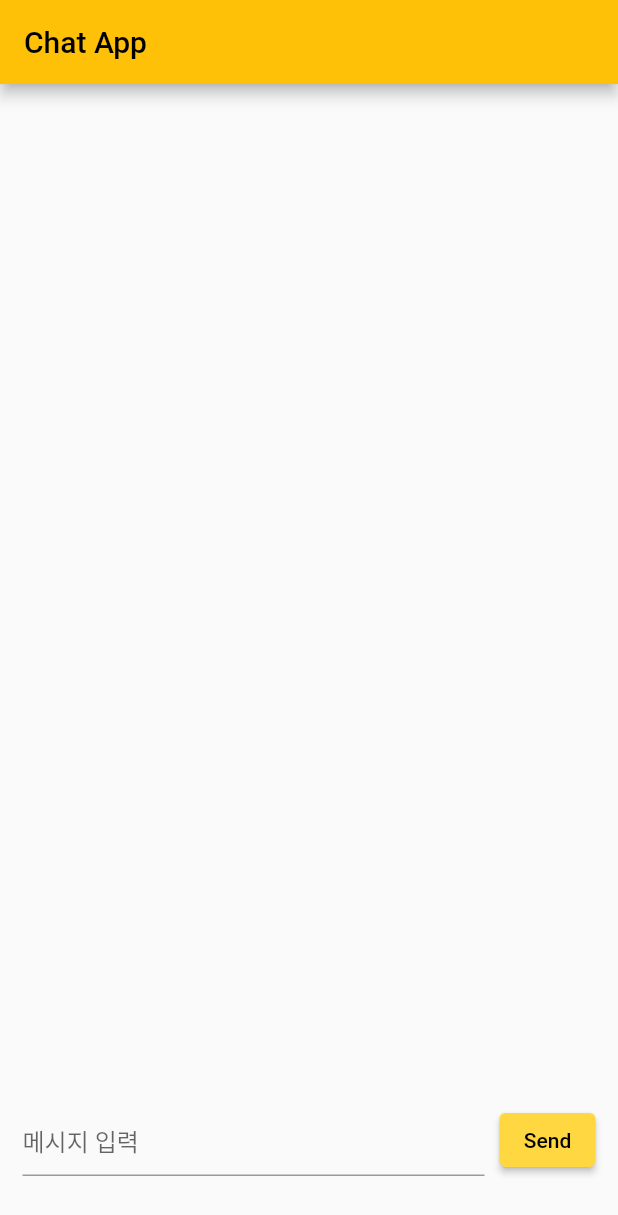
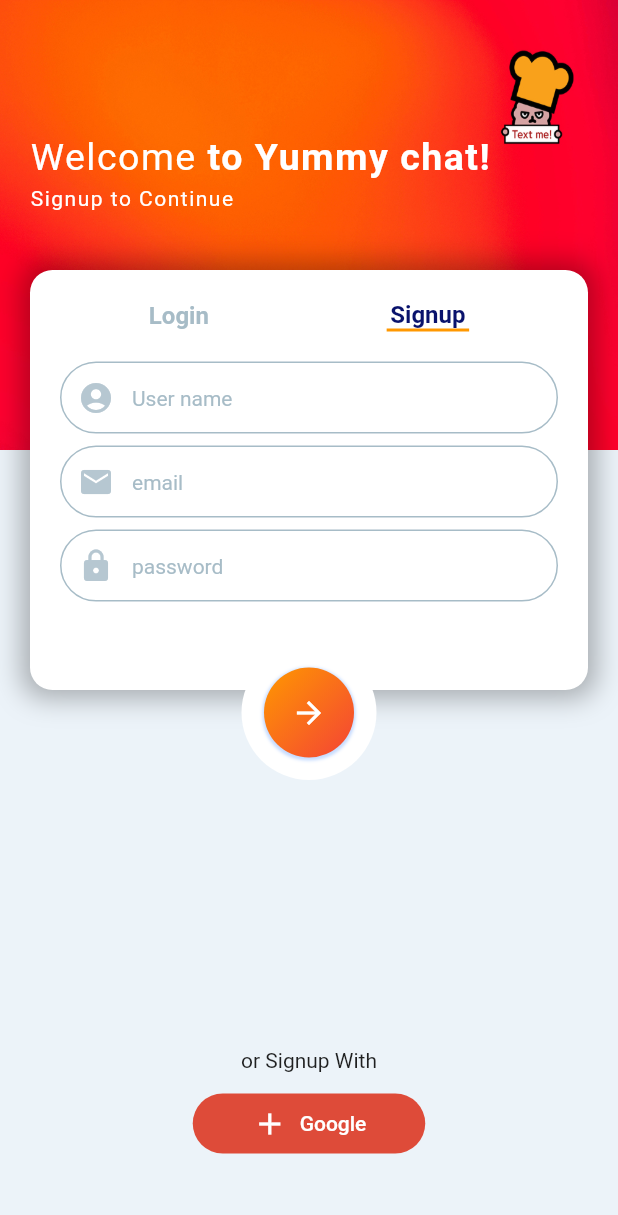
Before and after one commit to HashCitrine/flutter_study, a Flutter app: the screen it shows after launch, on a phone screen of 412 x 824 dp. Shown: the top 1215 px of the screen. Run offline on Flutter 3.47's test engine with Material 2 defaults, Android fonts, the phone set to English and light mode, and no system bars; our stand-ins replace logger, shared_preferences.

Commit message:
chef working...

```diff
--- a/lib/chat_chef/App.dart
+++ b/lib/chat_chef/App.dart
@@ -1,6 +1,7 @@
-import 'package:toonflix/chat_papa//Home.dart';
+
 import 'package:flutter/cupertino.dart';
 import 'package:flutter/material.dart';
+import 'package:flutter_study/chat_chef/page/Home.dart';
 
 class App extends StatelessWidget {
   const App({super.key});
@@ -8,12 +9,11 @@
   @override
   Widget build(BuildContext context) {
     return MaterialApp(
+      title: 'Chat Chef',
       theme: ThemeData(
-        primarySwatch: Colors.amber,
-        visualDensity: VisualDensity.adaptivePlatformDensity,
+        primarySwatch: Colors.blue,
       ),
-      home: Home(),
+      home: const Home(),
     );
   }
-
 }
--- a/lib/chat_chef/Home.dart
+++ /dev/null
@@ -1,12 +0,0 @@
-import 'package:flutter/cupertino.dart';
-import 'package:flutter/material.dart';
-
-class App extends StatelessWidget {
-  const App({super.key});
-
-
-  @override
-  Widget build(BuildContext context) {
-    return Container();
-  }
-}
--- /dev/null
+++ b/lib/chat_chef/constants/Palette.dart
@@ -0,0 +1,11 @@
+import 'package:flutter/cupertino.dart';
+
+class Palette {
+  static const Color iconColor = Color(0xFFB6C7D1);
+  static const Color activeColor = Color(0xFF09126C);
+  static const Color textColor1 = Color(0XFFA7BCC7);
+  static const Color textColor2 = Color(0XFF9BB3C0);
+  static const Color facebookColor = Color(0xFF3B5999);
+  static const Color googleColor = Color(0xFFDE4B39);
+  static const Color backgroundColor = Color(0xFFECF3F9);
+}
--- /dev/null
+++ b/lib/chat_chef/page/Home.dart
@@ -0,0 +1,319 @@
+import 'package:flutter/cupertino.dart';
+import 'package:flutter/material.dart';
+import 'package:flutter_study/chat_chef/constants/Palette.dart';
+import 'package:flutter_study/chat_chef/widget/home_form_field.dart';
+
+class Home extends StatefulWidget {
+  const Home({super.key});
+
+  @override
+  State<Home> createState() => _HomeState();
+}
+
+class _HomeState extends State<Home> {
+  bool isSignupScreen = true;
+  var signupHeight = 30.0;
+  int animationDuration = 200;
+
+  final _formKey = GlobalKey<FormState>();
+
+  void _tryValidation() {
+    final isValid = _formKey.currentState!.validate();
+    if(isValid) {
+      _formKey.currentState!.save();
+    }
+  }
+
+  @override
+  Widget build(BuildContext context) {
+    return Scaffold(
+      backgroundColor: Palette.backgroundColor,
+      body: GestureDetector(
+        onTap: () {
+          FocusScope.of(context).unfocus();
+        },
+        child: Stack(
+          children: [
+            AnimatedPositioned(
+              duration: Duration(milliseconds: animationDuration),
+              curve: Curves.easeIn,
+              // top: 0,
+              left: 0,
+              right: 0,
+              child: Container(
+                height: 300,
+                decoration: const BoxDecoration(
+                  image: DecorationImage(
+                    image: AssetImage('image/red.jpg'),
+                    fit: BoxFit.fill,
+                  ),
+                ),
+                child: Container(
+                  padding: const EdgeInsets.only(
+                    top: 90,
+                    left: 20,
+                  ),
+                  child: Column(
+                    crossAxisAlignment: CrossAxisAlignment.start,
+                    children: [
+                      RichText(
+                        text: TextSpan(
+                          text: 'Welcome',
+                          style: const TextStyle(
+                            letterSpacing: 1.0,
+                            fontSize: 25,
+                            color: Colors.white,
+                          ),
+                          children: [
+                            TextSpan(
+                              text: isSignupScreen ? ' to Yummy chat!' : ' back',
+                              style: const TextStyle(
+                                letterSpacing: 1.0,
+                                fontSize: 25,
+                                color: Colors.white,
+                                fontWeight: FontWeight.bold,
+                              ),
+                            ),
+                          ],
+                        ),
+                      ),
+                      const SizedBox(
+                        height: 5.0,
+                      ),
+                      Text(
+                        '${isSignupScreen ? 'Signup' : 'Signin'} to Continue',
+                        style: const TextStyle(
+                          letterSpacing: 1.0,
+                          color: Colors.white,
+                        ),
+                      ),
+                    ],
+                  ),
+                ),
+              ),
+            ),
+            AnimatedPositioned(
+              duration: Duration(microseconds: animationDuration),
+              curve: Curves.easeIn,
+              top: 180,
+              child: Container(
+                padding: const EdgeInsets.all(20.0),
+                height: 280.0 - (isSignupScreen ? 0 : signupHeight),
+                width: MediaQuery.of(context).size.width - 40,
+                margin: const EdgeInsets.symmetric(horizontal: 20.0),
+                decoration: BoxDecoration(
+                  color: Colors.white,
+                  borderRadius: BorderRadius.circular(15.0),
+                  boxShadow: [
+                    BoxShadow(
+                      color: Colors.black.withOpacity(0.3),
+                      blurRadius: 15,
+                      spreadRadius: 5,
+                    ),
+                  ],
+                ),
+                child: SingleChildScrollView(
+                  padding: EdgeInsets.only(bottom: 30),
+                  child: Column(
+                    children: [
+                      Row(
+                        mainAxisAlignment: MainAxisAlignment.spaceAround,
+                        children: [
+                          GestureDetector(
+                            onTap: () {
+                              setState(() {
+                                isSignupScreen = false;
+                              });
+                            },
+                            child: Column(
+                              children: [
+                                Text(
+                                  'Login',
+                                  style: TextStyle(
+                                      fontSize: 16,
+                                      fontWeight: FontWeight.bold,
+                                      color: isSignupScreen
+                                          ? Palette.textColor1
+                                          : Palette.activeColor),
+                                ),
+                                if (!isSignupScreen)
+                                  Container(
+                                    height: 2,
+                                    width: 55,
+                                    color: Colors.orange,
+                                  ),
+                              ],
+                            ),
+                          ),
+                          GestureDetector(
+                            onTap: () {
+                              setState(() {
+                                isSignupScreen = true;
+                              });
+                            },
+                            child: Column(
+                              children: [
+                                Text(
+                                  'Signup',
+                                  style: TextStyle(
+                                      fontSize: 16,
+                                      fontWeight: FontWeight.bold,
+                                      color: isSignupScreen
+                                          ? Palette.activeColor
+                                          : Palette.textColor1),
+                                ),
+                                if (isSignupScreen)
+                                  Container(
+                                    height: 2,
+                                    width: 55,
+                                    color: Colors.orange,
+                                  ),
+                              ],
+                            ),
+                          ),
+                        ],
+                      ),
+                      Container(
+                        margin: const EdgeInsets.only(top: 20),
+                        child: Form(
+                          key: _formKey,
+                          child: Column(
+                            children: [
+                              HomeFormField(
+                                validator: (value) {
+                                  if (value!.isEmpty || value.length < 4) {
+                                    return 'Please enter at least 4 Characters';
+                                  }
+                                  return null;
+                                },
+                                  keyVal: isSignupScreen ? 1 : 2,
+                                  icon: Icon(
+                                    Icons.account_circle,
+                                    color: Palette.iconColor,
+                                  ),
+                                  hint: 'User name'),
+                              SizedBox(
+                                height: 8,
+                              ),
+                              if (isSignupScreen)
+                                HomeFormField(
+                                    validator: (value) {
+                                      if (value!.isEmpty || value.contains('@')) {
+                                        return 'Please enter a valid email address';
+                                      }
+                                      return null;
+                                    },
+                                    keyVal: 3,
+                                    icon: Icon(
+                                      Icons.email,
+                                      color: Palette.iconColor,
+                                    ),
+                                    hint: 'email'),
+                              SizedBox(
+                                height: 8,
+                              ),
+                              HomeFormField(
+                                validator: (value) {
+                                  if(value!.isEmpty || value.length < 6) {
+                                    return 'Password must be as lease 7 characters long.';
+                                  }
+                                  return null;
+                                },
+                                  keyVal: isSignupScreen ? 4 : 5,
+                                  icon: Icon(
+                                    Icons.lock,
+                                    color: Palette.iconColor,
+                                  ),
+                                  hint: 'password'),
+                            ],
+                          ),
+                        ),
+                      ),
+                    ],
+                  ),
+                ),
+              ),
+            ),
+            AnimatedPositioned(
+              duration: Duration(milliseconds: animationDuration),
+              curve: Curves.easeIn,
+              top: 430 - (isSignupScreen ? 0 : signupHeight),
+              right: 0,
+              left: 0,
+              child: Center(
+                child: Container(
+                  padding: const EdgeInsets.all(15),
+                  height: 90,
+                  width: 90,
+                  decoration: BoxDecoration(
+                    color: Colors.white,
+                    borderRadius: BorderRadius.circular(50),
+                  ),
+                  child: GestureDetector(
+                    onTap: () {
+                      _tryValidation();
+                    },
+                    child: Container(
+                      decoration: BoxDecoration(
+                        gradient: const LinearGradient(
+                          colors: [Colors.orange, Colors.red],
+                          begin: Alignment.topLeft,
+                          end: Alignment.bottomRight,
+                        ),
+                        borderRadius: BorderRadius.circular(30),
+                        boxShadow: [
+                          BoxShadow(
+                            color: Colors.blueAccent.withOpacity(0.3),
+                            spreadRadius: 1,
+                            blurRadius: 1,
+                            offset: const Offset(0, 1),
+                          ),
+                        ],
+                      ),
+                      child: const Icon(
+                        Icons.arrow_forward,
+                        color: Colors.white,
+                      ),
+                    ),
+                  ),
+                ),
+              ),
+            ),
+            AnimatedPositioned(
+              duration: Duration(milliseconds: animationDuration),
+              curve: Curves.easeIn,
+              top: isSignupScreen ? MediaQuery.of(context).size.height - 125 : MediaQuery.of(context).size.height - 165,
+              right: 0,
+              left: 0,
+              child: Column(
+                children: [
+                  const Text('or Signup With'),
+                  const SizedBox(
+                    height: 10,
+                  ),
+                  TextButton.icon(
+                    onPressed: () {},
+                    style: TextButton.styleFrom(
+                      foregroundColor: Colors.white,
+                      minimumSize: const Size(155, 40),
+                      shape: RoundedRectangleBorder(
+                        borderRadius: BorderRadius.circular(20),
+                      ),
+                      backgroundColor: Palette.googleColor,
+                    ),
+                    icon: const Icon(
+                      Icons.add,
+                    ),
+                    label: const Text(
+                      'Google',
+                    ),
+                  ),
+                ],
+              ),
+            ),
+          ],
+        ),
+      ),
+    );
+  }
+}
--- /dev/null
+++ b/lib/chat_chef/widget/home_form_field.dart
@@ -0,0 +1,49 @@
+import 'package:flutter/cupertino.dart';
+import 'package:flutter/material.dart';
+import 'package:flutter_study/chat_chef/constants/Palette.dart';
+
+class HomeFormField<T> extends StatelessWidget {
+  final int keyVal;
+  final Icon icon;
+  final String hint;
+  final FormFieldValidator<String> validator;
+  late String val;
+  HomeFormField({super.key, required this.keyVal, required this.icon, required this.hint, required this.validator});
+
+
+  @override
+  Widget build(BuildContext context) {
+    return TextFormField(
+      onSaved: (newValue) {
+        val = newValue!;
+      },
+      key: ValueKey(keyVal),
+      validator: validator,
+      decoration: InputDecoration(
+        prefixIcon: icon,
+        enabledBorder: const OutlineInputBorder(
+          borderSide: BorderSide(
+            color: Palette.textColor1,
+          ),
+          borderRadius: BorderRadius.all(
+            Radius.circular(35.0),
+          ),
+        ),
+        focusedBorder: const OutlineInputBorder(
+          borderSide: BorderSide(
+            color: Palette.textColor1,
+          ),
+          borderRadius: BorderRadius.all(
+            Radius.circular(35.0),
+          ),
+        ),
+        hintText: hint,
+        hintStyle: const TextStyle(
+          fontSize: 14,
+          color: Palette.textColor1,
+        ),
+        contentPadding: const EdgeInsets.all(10),
+      ),
+    );
+  }
+}
--- a/lib/chat_papa/App.dart
+++ b/lib/chat_papa/App.dart
@@ -1,4 +1,4 @@
-import 'package:toonflix/chat_papa//Home.dart';
+import 'package:flutter_study/chat_papa//Home.dart';
 import 'package:flutter/cupertino.dart';
 import 'package:flutter/material.dart';
 
--- a/lib/chat_papa/Home.dart
+++ b/lib/chat_papa/Home.dart
@@ -3,7 +3,7 @@
 import 'package:flutter/cupertino.dart';
 import 'package:flutter/material.dart';
 import 'package:logger/logger.dart';
-import 'package:toonflix/chat_papa/Chat.dart';
+import 'package:flutter_study/chat_papa/Chat.dart';
 
 class Home extends StatefulWidget {
   @override
--- a/lib/demo/App.dart
+++ b/lib/demo/App.dart
@@ -1,6 +1,6 @@
 import 'package:flutter/material.dart';
-import 'package:toonflix/demo/widgets/Button.dart';
-import 'package:toonflix/demo/widgets/CurrencyCard.dart';
+import 'package:flutter_study/demo/widgets/Button.dart';
+import 'package:flutter_study/demo/widgets/CurrencyCard.dart';
 
 class App extends StatelessWidget {
   const App({super.key});
--- a/lib/main.dart
+++ b/lib/main.dart
@@ -1,11 +1,12 @@
 import 'package:flutter/material.dart';
-import 'package:toonflix/chat_papa/App.dart';
-import 'package:toonflix/demo/App.dart' as Demo;
-import 'package:toonflix/toon/App.dart' as Toon;
+import 'package:flutter_study/chat_papa/App.dart';
+import 'package:flutter_study/demo/App.dart' as Demo;
+import 'package:flutter_study/toon/App.dart' as Toon;
+import 'package:flutter_study/chat_chef/App.dart' as Chef;
 
 void main() {
   // runApp(const Demo.App());
-  runApp(const App());
+  runApp(const Chef.App());
 }
 
 class MyApp extends StatelessWidget {
--- a/lib/toon/api/ApiService.dart
+++ b/lib/toon/api/ApiService.dart
@@ -2,8 +2,8 @@
 
 import 'package:flutter/foundation.dart';
 import 'package:http/http.dart' as http;
-import 'package:toonflix/toon/model/EpisodeModel.dart';
-import 'package:toonflix/toon/model/WebtoonModel.dart';
+import 'package:flutter_study/toon/model/EpisodeModel.dart';
+import 'package:flutter_study/toon/model/WebtoonModel.dart';
 class ApiService {
   static const String baseUrl = "https://webtoon-crawler.nomadcoders.workers.dev";
   static const String today = "today";
--- a/lib/toon/widgets/Detail.dart
+++ b/lib/toon/widgets/Detail.dart
@@ -1,6 +1,6 @@
 import 'package:flutter/material.dart';
 import 'package:shared_preferences/shared_preferences.dart';
-import 'package:toonflix/toon/api/ApiService.dart';
+import 'package:flutter_study/toon/api/ApiService.dart';
 import 'package:url_launcher/url_launcher_string.dart';
 
 import '../model/EpisodeModel.dart';
```
Also changed, not shown: lib/toon/App.dart (+4 -4 lines), pubspec.yaml (+8 -2 lines), image/red.jpg (added), pubspec.lock, 21 other files.
